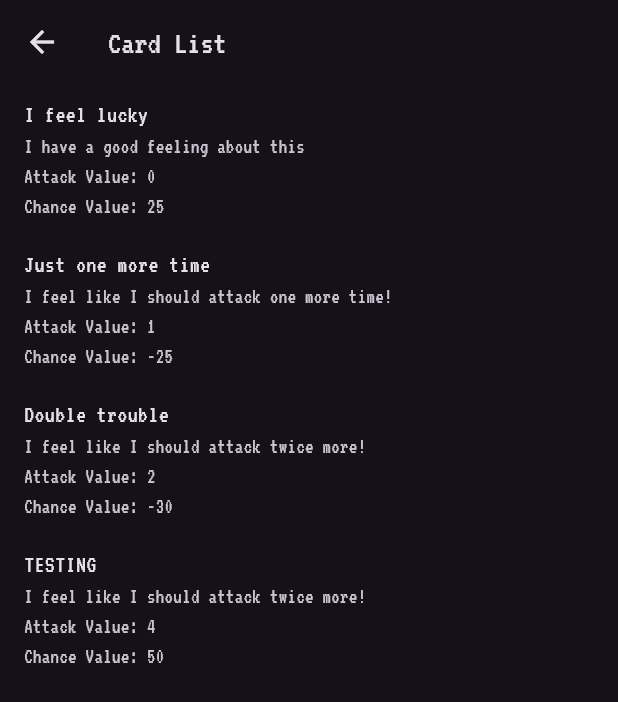
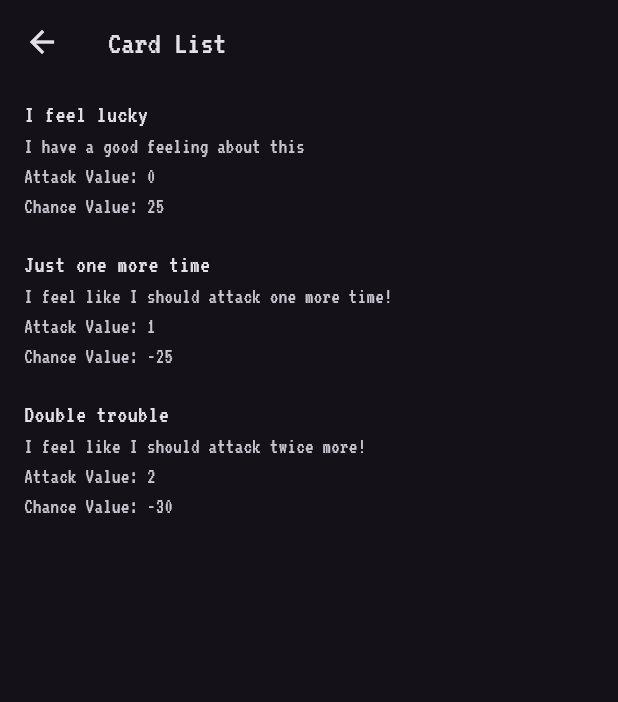
Before and after one commit to hyunjaemoon/chanceshift, a Flutter app: the CardListScreen screen opened directly, on a phone screen of 412 x 824 dp. Shown: the top 702 px of the screen. Run offline on Flutter 3.47's test engine with Material 3 defaults, Android fonts, the phone set to English and light mode, and no system bars; our stand-ins replace args, material_design_icons_flutter; missing offline and left inert: dual_screen, gif.

Commit message:
Remove TESTING card

```diff
--- a/json/card_info.json
+++ b/json/card_info.json
@@ -20,13 +20,6 @@
             "attack_value": 2,
             "name": "Double trouble",
             "description": "I feel like I should attack twice more!"
-        },
-        {
-            "idx": 3,
-            "chance_value": 50,
-            "attack_value": 4,
-            "name": "TESTING",
-            "description": "I feel like I should attack twice more!"
         }
     ]
 }
```
Also changed, not shown: lib/game_interface.dart (+23 -7 lines).
